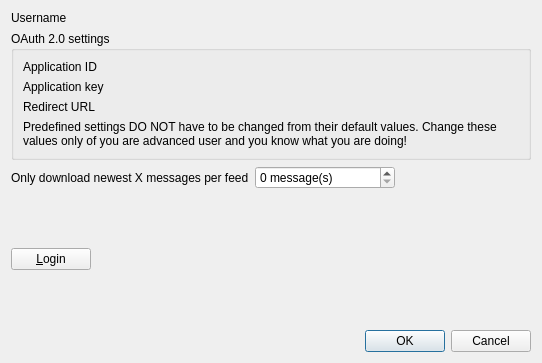
Above: src/librssguard/services/gmail/gui/formeditgmailaccount.ui from martinrotter/rssguard before the change. Below: the same form after it.
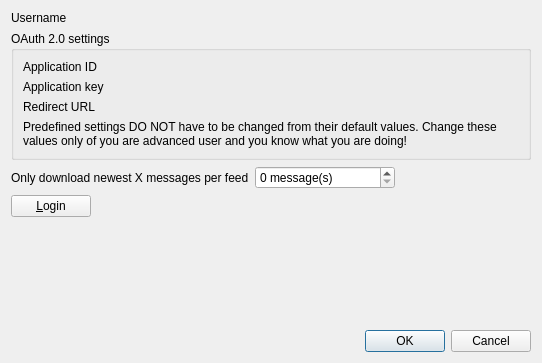
That is the form after the change. Custom widgets are drawn as their Qt base class.

What changed in the file:
```diff
--- a/src/librssguard/services/gmail/gui/formeditgmailaccount.ui
+++ b/src/librssguard/services/gmail/gui/formeditgmailaccount.ui
@@ -10,8 +10,6 @@
     <height>363</height>
    </rect>
   </property>
-  <layout class="QVBoxLayout" name="verticalLayout">
-   <item>
     <layout class="QFormLayout" name="formLayout">
      <item row="0" column="0">
       <widget class="QLabel" name="m_lblUsername">
@@ -108,7 +106,7 @@
        <item row="0" column="1">
         <widget class="LabelWithStatus" name="m_lblTestResult" native="true">
          <property name="sizePolicy">
-          <sizepolicy hsizetype="Expanding" vsizetype="Expanding">
+        <sizepolicy hsizetype="Preferred" vsizetype="Preferred">
            <horstretch>0</horstretch>
            <verstretch>1</verstretch>
           </sizepolicy>
@@ -120,9 +118,7 @@
        </item>
       </layout>
      </item>
-    </layout>
-   </item>
-   <item>
+   <item row="5" column="0" colspan="2">
     <widget class="QDialogButtonBox" name="m_buttonBox">
      <property name="orientation">
       <enum>Qt::Horizontal</enum>
@@ -132,6 +128,19 @@
      </property>
     </widget>
    </item>
+   <item row="4" column="0" colspan="2">
+    <spacer name="verticalSpacer">
+     <property name="orientation">
+      <enum>Qt::Vertical</enum>
+     </property>
+     <property name="sizeHint" stdset="0">
+      <size>
+       <width>20</width>
+       <height>40</height>
+      </size>
+     </property>
+    </spacer>
+   </item>
   </layout>
  </widget>
  <customwidgets>
```
Lines whose indentation alone changed are shown as unchanged.
